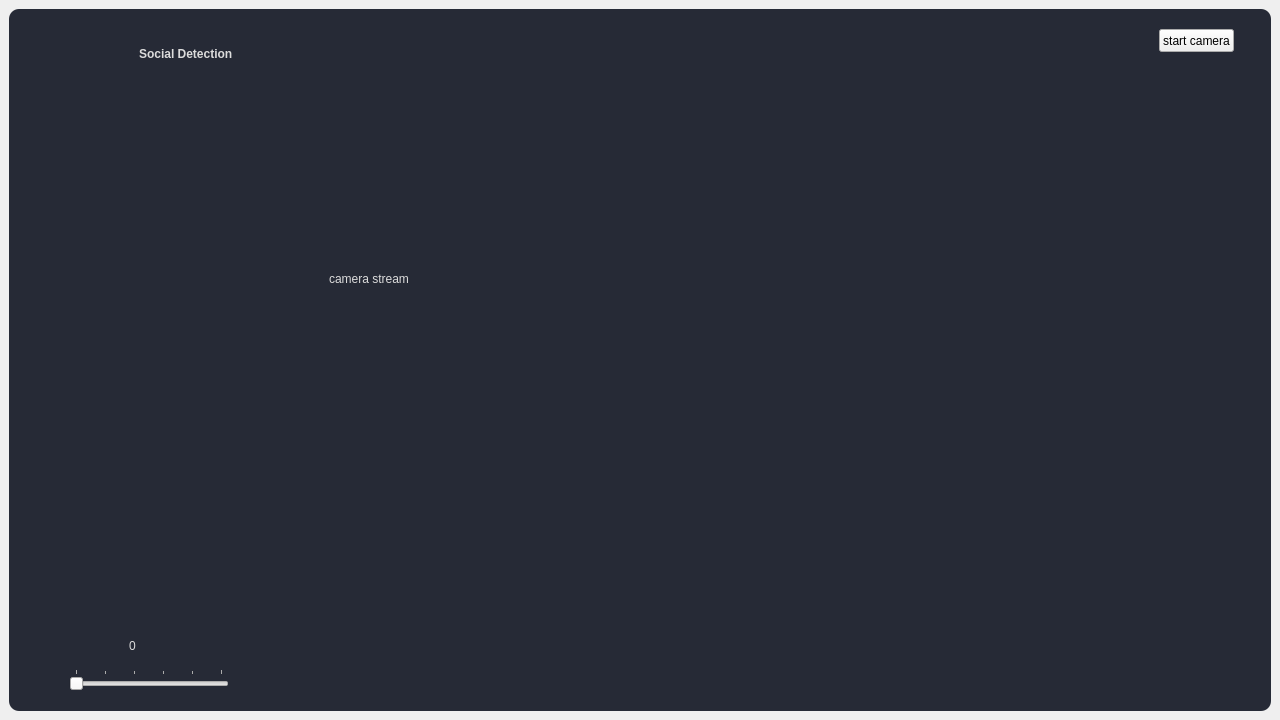
Qt form pyqt/gui/main.ui (Face-Recognition-Gate-Control/socialDistancingApp) before a commit.
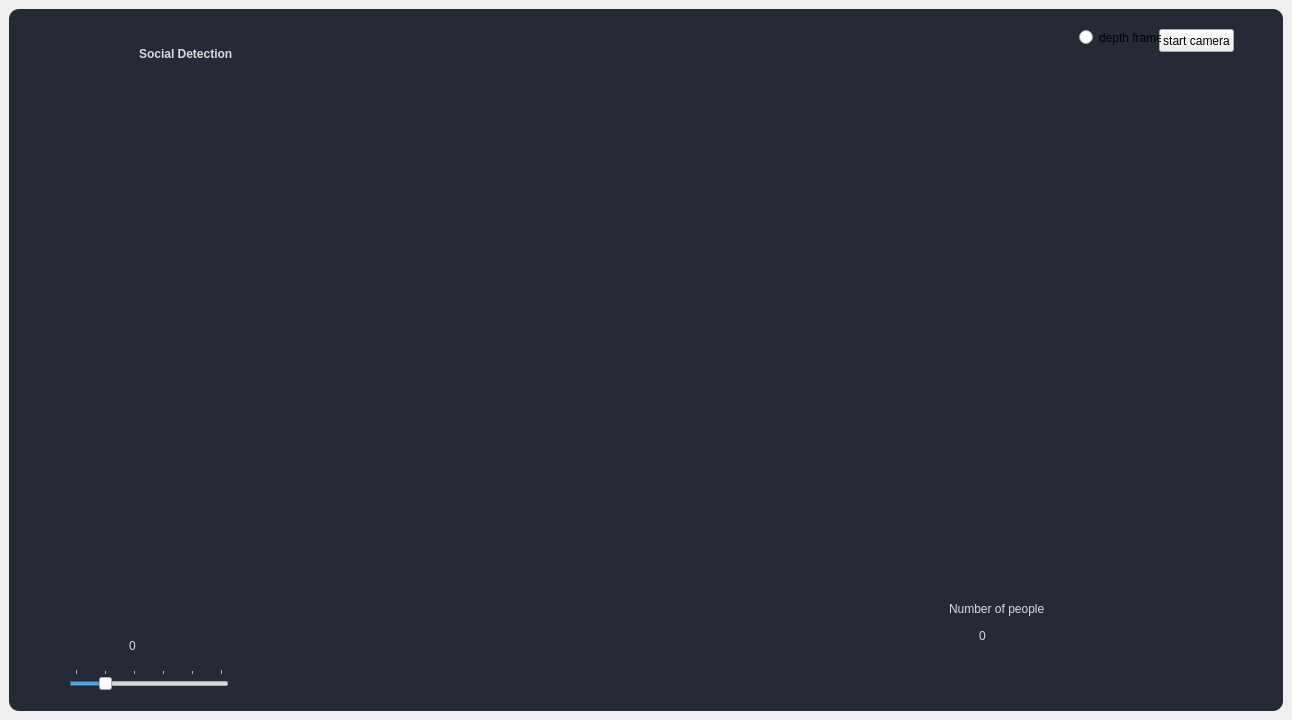
The same form after that commit.

The edit to the form file:
```diff
--- a/pyqt/gui/main.ui
+++ b/pyqt/gui/main.ui
@@ -6,7 +6,7 @@
    <rect>
     <x>0</x>
     <y>0</y>
-    <width>1280</width>
+    <width>1292</width>
     <height>720</height>
    </rect>
   </property>
@@ -45,6 +45,9 @@
        <property name="singleStep">
         <number>1</number>
        </property>
+       <property name="value">
+        <number>1</number>
+       </property>
        <property name="orientation">
         <enum>Qt::Horizontal</enum>
        </property>
@@ -68,14 +71,14 @@
       <widget class="QLabel" name="cameraStream">
        <property name="geometry">
         <rect>
-         <x>320</x>
-         <y>30</y>
+         <x>310</x>
+         <y>50</y>
          <width>640</width>
          <height>480</height>
         </rect>
        </property>
        <property name="text">
-        <string>camera stream</string>
+        <string/>
        </property>
       </widget>
       <widget class="QLabel" name="distance_value">
@@ -104,6 +107,45 @@
         <string>&lt;html&gt;&lt;head/&gt;&lt;body&gt;&lt;p&gt;&lt;span style=&quot; font-weight:600;&quot;&gt;Social Detection&lt;/span&gt;&lt;/p&gt;&lt;/body&gt;&lt;/html&gt;</string>
        </property>
       </widget>
+      <widget class="QLabel" name="label_2">
+       <property name="geometry">
+        <rect>
+         <x>940</x>
+         <y>590</y>
+         <width>101</width>
+         <height>20</height>
+        </rect>
+       </property>
+       <property name="text">
+        <string>Number of people</string>
+       </property>
+      </widget>
+      <widget class="QLabel" name="people">
+       <property name="geometry">
+        <rect>
+         <x>970</x>
+         <y>620</y>
+         <width>47</width>
+         <height>13</height>
+        </rect>
+       </property>
+       <property name="text">
+        <string>0</string>
+       </property>
+      </widget>
+      <widget class="QRadioButton" name="radioButton">
+       <property name="geometry">
+        <rect>
+         <x>1070</x>
+         <y>20</y>
+         <width>82</width>
+         <height>17</height>
+        </rect>
+       </property>
+       <property name="text">
+        <string>depth frame</string>
+       </property>
+      </widget>
      </widget>
     </item>
    </layout>
```
